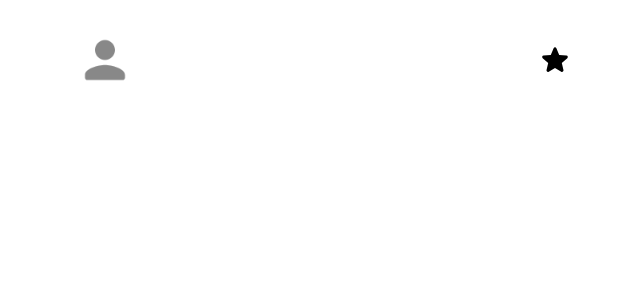
After one commit to thsguswjd01/RockPaperScissors, an Android app: the layout item_rank.xml on its own in the app's theme, with its tools: preview values and no code run, on a phone screen of 412 x 824 dp. The commit adds this screen. Shown: the top 300 px of the screen. Run offline under Robolectric (Android 15) with nearby library versions, the phone set to English and light mode, and no system bars.

Commit message:
랭킹적용, 가위바위보 버튼 재선택처리, 랭킹추가

```diff
--- a/app/src/main/java/com/example/rockpaperscissors/MainActivity.kt
+++ b/app/src/main/java/com/example/rockpaperscissors/MainActivity.kt
@@ -3,6 +3,7 @@ package com.example.rockpaperscissors
 import android.os.Bundle
 import androidx.appcompat.app.AppCompatActivity
 import androidx.fragment.app.Fragment
+import com.example.rockpaperscissors.manage.AppManage
 import com.example.rockpaperscissors.ui.main.MainFragment
 
 
@@ -20,10 +21,11 @@ class MainActivity : AppCompatActivity() {
     }
 
     fun replaceFragment(fragment: Fragment?) {
-        supportFragmentManager.beginTransaction().replace(R.id.container, fragment!!).commit()
+        supportFragmentManager.beginTransaction().replace(R.id.container, fragment!!).addToBackStack(null).commit()
     }
 
     override fun onDestroy() {
+        AppManage.instanceStubFactory().shutdownChannel()
         super.onDestroy()
     }
 }
--- a/app/src/main/java/com/example/rockpaperscissors/grpc/GameStubFactory.kt
+++ b/app/src/main/java/com/example/rockpaperscissors/grpc/GameStubFactory.kt
@@ -33,4 +33,6 @@ class GameStubFactory() {
     fun getAsyncStub(): RspApplicationStub = asyncStub
 
     fun getFutureStub(): RspApplicationFutureStub = futureStub
+
+    fun isInit(): Boolean = this::channel.isInitialized
 }
--- a/app/src/main/java/com/example/rockpaperscissors/model/PlayerInfo.kt
+++ b/app/src/main/java/com/example/rockpaperscissors/model/PlayerInfo.kt
@@ -14,7 +14,7 @@ data class PlayerInfo(
     companion object{
         val diffCallback = object : DiffUtil.ItemCallback<PlayerInfo>(){
             override fun areItemsTheSame(oldItem: PlayerInfo, newItem: PlayerInfo): Boolean {
-                return oldItem.ip == oldItem.ip
+                return oldItem.name == newItem.name
             }
 
             override fun areContentsTheSame(oldItem: PlayerInfo, newItem: PlayerInfo): Boolean {
--- a/app/src/main/java/com/example/rockpaperscissors/ui/game/GameViewModel.kt
+++ b/app/src/main/java/com/example/rockpaperscissors/ui/game/GameViewModel.kt
@@ -64,7 +64,6 @@ class GameViewModel: ViewModel() {
 
     fun disConnect(){
         requestObserver.onCompleted()
-        AppManage.instanceStubFactory().shutdownChannel()
     }
 
 }
--- /dev/null
+++ b/app/src/main/res/drawable/ic_host.xml
@@ -0,0 +1,9 @@
+<vector xmlns:android="http://schemas.android.com/apk/res/android"
+    android:width="24dp"
+    android:height="24dp"
+    android:viewportWidth="24"
+    android:viewportHeight="24">
+  <path
+      android:fillColor="@android:color/white"
+      android:pathData="M12,17.27l4.15,2.51c0.76,0.46 1.69,-0.22 1.49,-1.08l-1.1,-4.72l3.67,-3.18c0.67,-0.58 0.31,-1.68 -0.57,-1.75l-4.83,-0.41l-1.89,-4.46c-0.34,-0.81 -1.5,-0.81 -1.84,0L9.19,8.63L4.36,9.04c-0.88,0.07 -1.24,1.17 -0.57,1.75l3.67,3.18l-1.1,4.72c-0.2,0.86 0.73,1.54 1.49,1.08L12,17.27z"/>
+</vector>
--- /dev/null
+++ b/app/src/main/res/layout/item_rank.xml
@@ -0,0 +1,76 @@
+<?xml version="1.0" encoding="utf-8"?>
+<layout  xmlns:android="http://schemas.android.com/apk/res/android"
+    xmlns:app="http://schemas.android.com/apk/res-auto">
+
+    <data>
+        <variable
+            name="rank"
+            type="com.example.rockpaperscissors.model.RankInfo" />
+    </data>
+
+    <androidx.constraintlayout.widget.ConstraintLayout
+        android:layout_width="match_parent"
+        android:layout_height="wrap_content"
+        android:padding="20dp">
+
+        <androidx.appcompat.widget.AppCompatTextView
+            android:id="@+id/textview_no"
+            android:layout_width="wrap_content"
+            android:layout_height="wrap_content"
+            android:layout_marginLeft="10dp"
+            android:layout_marginRight="20dp"
+            android:text="@{rank.ranking}"
+            android:textSize="15dp"
+            app:layout_constraintBottom_toBottomOf="parent"
+            app:layout_constraintStart_toStartOf="parent"
+            app:layout_constraintTop_toTopOf="parent" />
+
+        <androidx.appcompat.widget.AppCompatImageView
+            android:id="@+id/imageview_user"
+            android:layout_width="40dp"
+            android:layout_height="40dp"
+            android:layout_marginLeft="20dp"
+            android:layout_marginRight="10dp"
+            android:src="@drawable/ic_person"
+            android:tint="#888888"
+            app:layout_constraintBottom_toBottomOf="parent"
+            app:layout_constraintStart_toEndOf="@+id/textview_no"
+            app:layout_constraintTop_toTopOf="parent" />
+
+        <androidx.appcompat.widget.AppCompatTextView
+            android:id="@+id/textview_name"
+            android:layout_width="wrap_content"
+            android:layout_height="wrap_content"
+            android:layout_marginLeft="20dp"
+            android:layout_marginRight="10dp"
+            android:text="@{rank.name}"
+            app:layout_constraintBottom_toBottomOf="parent"
+            app:layout_constraintStart_toEndOf="@id/imageview_user"
+            app:layout_constraintTop_toTopOf="parent" />
+
+        <androidx.appcompat.widget.AppCompatImageView
+            android:id="@+id/imageview_ic"
+            android:layout_width="wrap_content"
+            android:layout_height="wrap_content"
+            android:layout_marginRight="10dp"
+            android:src="@drawable/ic_host"
+            android:tint="@color/black"
+            app:layout_constraintBottom_toBottomOf="parent"
+            app:layout_constraintEnd_toStartOf="@id/textview_rank"
+            app:layout_constraintTop_toTopOf="parent" />
+
+        <androidx.appcompat.widget.AppCompatTextView
+            android:id="@+id/textview_rank"
+            android:layout_width="wrap_content"
+            android:layout_height="wrap_content"
+            android:layout_marginLeft="10dp"
+            android:text="@{rank.score}"
+            android:textSize="20dp"
+            android:textColor="@color/orange_500"
+            app:layout_constraintBottom_toBottomOf="parent"
+            app:layout_constraintEnd_toEndOf="parent"
+            app:layout_constraintTop_toTopOf="parent"
+            app:layout_goneMarginRight="20dp" />
+
+    </androidx.constraintlayout.widget.ConstraintLayout>
+</layout>
```
Also changed, not shown: app/src/main/java/com/example/rockpaperscissors/model/RankInfo.kt (added, +22 -0 lines), app/src/main/java/com/example/rockpaperscissors/ui/game/GameFragment.kt (+63 -11 lines), app/src/main/java/com/example/rockpaperscissors/ui/main/MainFragment.kt (+16 -5 lines), app/src/main/java/com/example/rockpaperscissors/ui/main/MainViewModel.kt (+2 -6 lines), app/src/main/java/com/example/rockpaperscissors/ui/rank/RankFragment.kt (added, +62 -0 lines), app/src/main/java/com/example/rockpaperscissors/ui/rank/RankViewModel.kt (added, +48 -0 lines), app/src/main/java/com/example/rockpaperscissors/ui/rank/adapter/RankAdapter.kt (added, +33 -0 lines), app/src/main/res/drawable/ic_rank.xml (added, +9 -0 lines), app/src/main/res/layout/item_players.xml (+11 -12 lines), app/src/main/res/layout/main_fragment.xml (+12 -1 lines), app/src/main/res/layout/rank_fragment.xml (added, +13 -0 lines).
